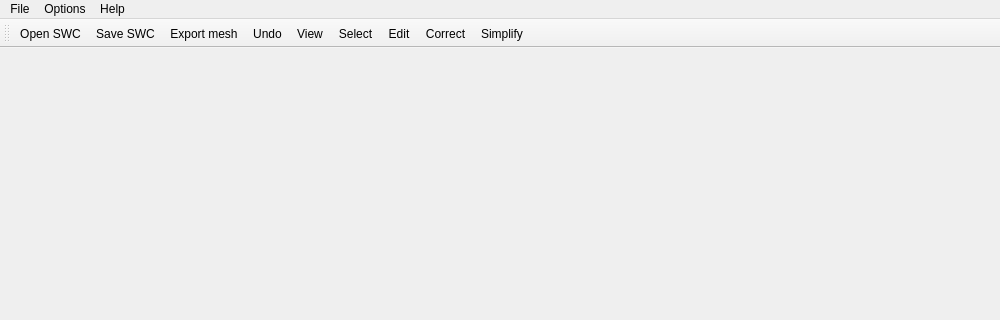
Above: NeuroEditor/NeuroEditor.ui from vg-lab/NeuroEditor before the change; both pictures show x 0 to 1000 and y 0 to 320 of the 1000 by 720 pixel window. Below: the same form after it.
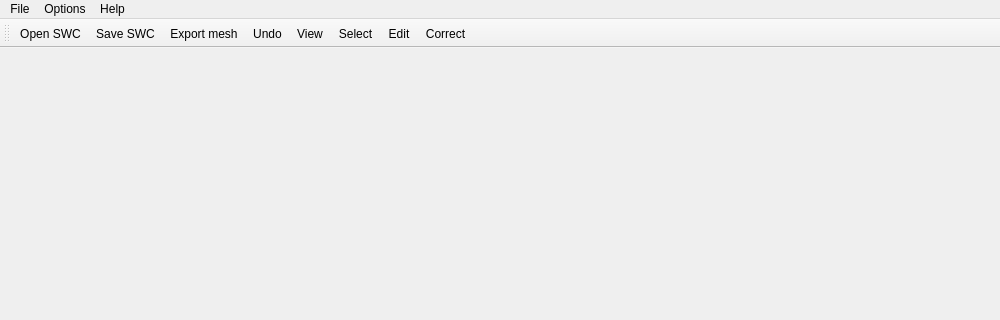
That is the form after the change. Icons and pictures are not drawn.

Commit message: Added mesh extraction functionality. Merged edit and simplify docks.

Patch:
```diff
--- a/NeuroEditor/NeuroEditor.ui
+++ b/NeuroEditor/NeuroEditor.ui
@@ -77,7 +77,6 @@
       <addaction name="actionSelect"/>
       <addaction name="actionEdit"/>
       <addaction name="actionCorrect"/>
-      <addaction name="actionSimplify"/>
     </widget>
 
 
@@ -171,17 +170,6 @@
         <string>Correct</string>
       </property>
     </action>
-    <action name="actionSimplify">
-      <property name="checkable">
-        <bool>true</bool>
-      </property>
-      <property name="text">
-        <string>Simplify</string>
-      </property>
-      <property name="toolTip">
-        <string>Simplifycation</string>
-      </property>
-    </action>
     <action name="actionAbout">
       <property name="text">
         <string>About ...</string>
```
Left out of the diff: 3 changed lines with no effect on the pictures. The commit also changes 13 other files.
